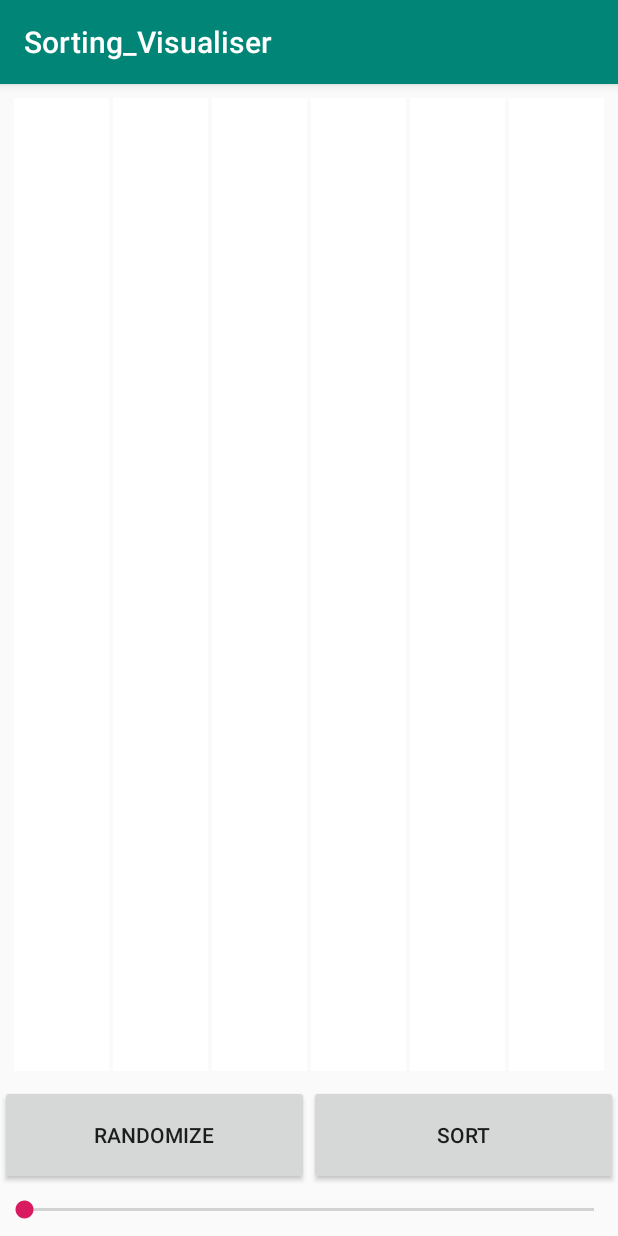
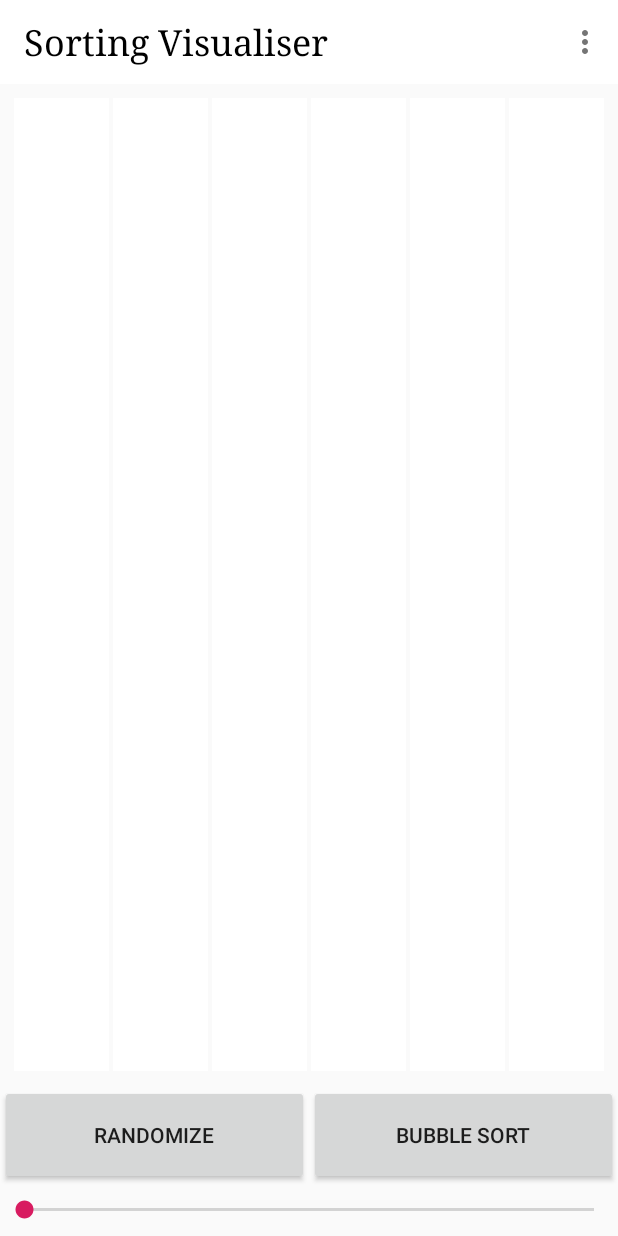
Before and after one commit to The-Lazy-People/Sorting-Visualiser, an Android app: the screen it shows after launch (MainActivity), on a phone screen of 412 x 824 dp. Run offline under Robolectric (Android 15) with nearby library versions, the phone set to English and light mode, and no system bars.

Commit message:
Certain UI changes

```diff
--- a/app/src/main/java/com/example/sorting_visualiser/MainActivity.kt
+++ b/app/src/main/java/com/example/sorting_visualiser/MainActivity.kt
@@ -2,6 +2,8 @@ package com.example.sorting_visualiser
 
 import android.graphics.Color
 import android.os.Bundle
+import android.view.Menu
+import android.view.MenuItem
 import android.view.ViewGroup
 import android.widget.Button
 import android.widget.LinearLayout
@@ -29,12 +31,17 @@ class MainActivity : AppCompatActivity(), SeekBar.OnSeekBarChangeListener {
         super.onCreate(savedInstanceState)
         setContentView(R.layout.activity_main)
 
+        //Toolbar added
+        setSupportActionBar(toolbar)
+        supportActionBar?.setDisplayShowTitleEnabled(false)
+
         //seekbar added
         arraySizeSeekBar.setOnSeekBarChangeListener(this)
 
 
         //grid created for first time
         createButtonGrid(size)
+        sortbtn.text = "Bubble Sort"
         //button[0][0].setBackgroundColor(Color.parseColor("#FF0000"))
 
 
@@ -49,7 +56,28 @@ class MainActivity : AppCompatActivity(), SeekBar.OnSeekBarChangeListener {
             bubbleSort()
         }
     }
+
+    override fun onOptionsItemSelected(item: MenuItem): Boolean {
+        when(item.itemId){
+            R.id.bubble_sort -> { bubbleSort()
+                return true }
+            R.id.selection_sort -> { selectionSort()
+                return true }
+            R.id.merge_sort -> { mergeSort()
+                return true }
+            R.id.insertion_sort -> { insertionSort()
+                return true }
+            R.id.quick_sort -> { quick_sort()
+                return true }
+        }
+        return super.onOptionsItemSelected(item)
+
+    }
+
+
+
     private fun bubbleSort(){
+        sortbtn.text = "Bubble Sort"
         GlobalScope.launch (Dispatchers.Main )
         {
             var swap = true
@@ -68,6 +96,22 @@ class MainActivity : AppCompatActivity(), SeekBar.OnSeekBarChangeListener {
                 }
             }
         }
+    }
+
+    private fun selectionSort(){
+        sortbtn.text = "Selection Sort"
+    }
+
+    private fun mergeSort(){
+        sortbtn.text = "Merge Sort"
+    }
+
+    private fun insertionSort(){
+        sortbtn.text = "Insertion Sort"
+    }
+
+    private fun quick_sort(){
+        sortbtn.text = "Quick Sort"
     }
 
     private fun replaceTwoColInGrid(a: Int, b: Int) {
@@ -178,10 +222,17 @@ class MainActivity : AppCompatActivity(), SeekBar.OnSeekBarChangeListener {
     override fun onStartTrackingTouch(seekBar: SeekBar?) {
         paintAllButtonsWhiteAgain(size)
     }
+
     //seekbar function
     override fun onStopTrackingTouch(seekBar: SeekBar?) {
 
     }
 
+    override fun onCreateOptionsMenu(menu: Menu?): Boolean {
+        //return super.onCreateOptionsMenu(menu)
+        menuInflater.inflate(R.menu.sorting_name, menu)
+        return true
+    }
+
 
 }
--- a/app/src/main/res/layout/activity_main.xml
+++ b/app/src/main/res/layout/activity_main.xml
@@ -1,44 +1,78 @@
 <?xml version="1.0" encoding="utf-8"?>
-<LinearLayout xmlns:android="http://schemas.android.com/apk/res/android"
+<androidx.constraintlayout.widget.ConstraintLayout xmlns:android="http://schemas.android.com/apk/res/android"
     xmlns:app="http://schemas.android.com/apk/res-auto"
     xmlns:tools="http://schemas.android.com/tools"
     android:layout_width="match_parent"
     android:layout_height="match_parent"
-    tools:context=".MainActivity"
-    android:orientation="vertical">
+    tools:context=".MainActivity">
+
+    <androidx.appcompat.widget.Toolbar
+        android:id="@+id/toolbar"
+        android:layout_width="match_parent"
+        android:layout_height="?attr/actionBarSize"
+        android:background="#fff"
+        android:theme="@style/ThemeOverlay.AppCompat.Light"
+        app:menu="@menu/sorting_name"
+        app:layout_constraintEnd_toEndOf="parent"
+        app:layout_constraintStart_toStartOf="parent"
+        app:layout_constraintTop_toTopOf="parent">
+
+        <TextView
+            android:layout_width="wrap_content"
+            android:layout_height="wrap_content"
+            android:fontFamily="serif"
+            android:text="Sorting Visualiser"
+            android:textColor="#000"
+            android:textSize="24sp" />
+
+    </androidx.appcompat.widget.Toolbar>
 
     <LinearLayout
         android:layout_width="match_parent"
         android:layout_height="0dp"
+        android:orientation="vertical"
+        app:layout_constraintBottom_toBottomOf="parent"
+        app:layout_constraintEnd_toEndOf="parent"
+        app:layout_constraintStart_toStartOf="parent"
+        app:layout_constraintTop_toBottomOf="@+id/toolbar">
+
+        <LinearLayout
+            android:id="@+id/screen"
+            android:layout_width="match_parent"
+            android:layout_height="0dp"
             android:layout_weight="20"
             android:orientation="horizontal"
-        android:padding="8dp"
-        android:id="@+id/screen">
+            android:padding="8dp">
 
 
         </LinearLayout>
+
         <LinearLayout
             android:layout_width="match_parent"
             android:layout_height="0dp"
             android:layout_weight="2"
             android:orientation="horizontal">
+
             <Button
+                android:id="@+id/randamizebtn"
                 android:layout_width="0dp"
                 android:layout_height="match_parent"
                 android:layout_weight="1"
-            android:text="Randomize"
-            android:id="@+id/randamizebtn"/>
+                android:text="Randomize" />
+
             <Button
+                android:id="@+id/sortbtn"
                 android:layout_width="0dp"
                 android:layout_height="match_parent"
                 android:layout_weight="1"
-            android:text="SORT"
-            android:id="@+id/sortbtn"/>
+                android:text="SORT" />
         </LinearLayout>
+
         <SeekBar
+            android:id="@+id/arraySizeSeekBar"
             android:layout_width="match_parent"
             android:layout_height="0dp"
-        android:layout_weight="1"
-        android:id="@+id/arraySizeSeekBar"/>
+            android:layout_weight="1" />
 
     </LinearLayout>
+</androidx.constraintlayout.widget.ConstraintLayout>
--- /dev/null
+++ b/app/src/main/res/menu/sorting_name.xml
@@ -0,0 +1,20 @@
+<?xml version="1.0" encoding="utf-8"?>
+<menu xmlns:app="http://schemas.android.com/apk/res-auto"
+    xmlns:android="http://schemas.android.com/apk/res/android">
+
+    <item
+        android:id="@+id/bubble_sort"
+        android:title="Bubble Sort" />
+    <item
+        android:id="@+id/quick_sort"
+        android:title="Quick Sort" />
+    <item
+        android:id="@+id/merge_sort"
+        android:title="Merge Sort" />
+    <item
+        android:id="@+id/insertion_sort"
+        android:title="Insertion Sort" />
+    <item
+        android:id="@+id/selection_sort"
+        android:title="Selection Sort" />
+</menu>
--- a/app/src/main/res/values/styles.xml
+++ b/app/src/main/res/values/styles.xml
@@ -1,7 +1,7 @@
 <resources>
 
     <!-- Base application theme. -->
-    <style name="AppTheme" parent="Theme.AppCompat.Light.DarkActionBar">
+    <style name="AppTheme" parent="Theme.AppCompat.Light.NoActionBar">
         <!-- Customize your theme here. -->
         <item name="colorPrimary">@color/colorPrimary</item>
         <item name="colorPrimaryDark">@color/colorPrimaryDark</item>
```
Lines whose indentation alone changed are shown as unchanged.
